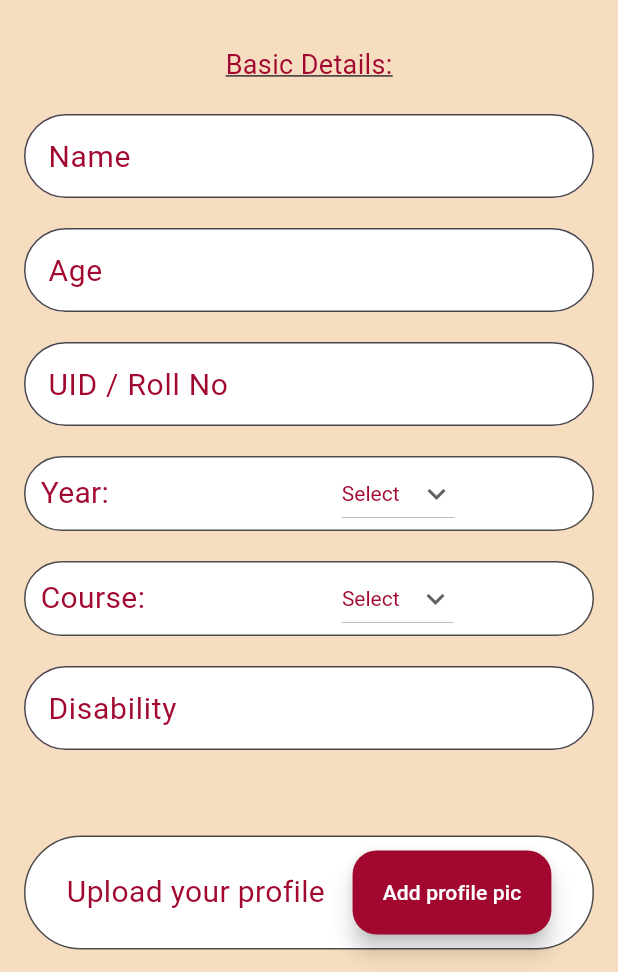
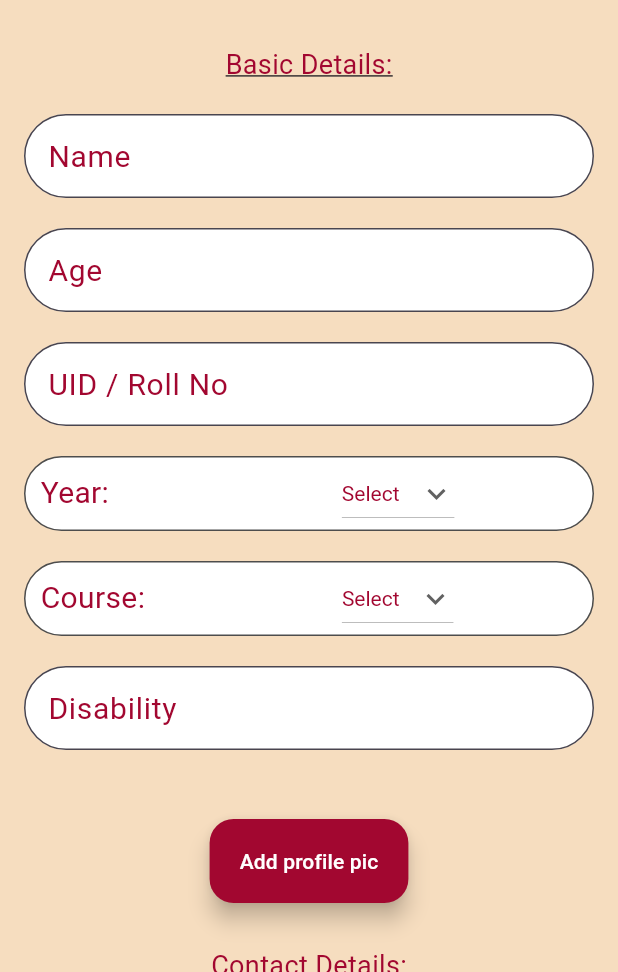
Before and after one commit to Jerry-britto/Inscribe, a Flutter app: the DetailsForm screen opened directly with empty values, on a phone screen of 412 x 824 dp, the part 264-1236 px from its top. Run offline on Flutter 3.47's test engine with Material 3 defaults, Android fonts, the light colour scheme and no system bars; our stand-ins replace cloud_firestore, date_field, firebase_auth, firebase_core, firebase_storage, image_picker; accounts and stored records are empty.

Commit message:
Refined the button for uploading images

```diff
--- a/main/lib/screens/details_pages/swd_details.dart
+++ b/main/lib/screens/details_pages/swd_details.dart
@@ -434,25 +434,13 @@ class _DetailsFormState extends State<DetailsForm> {
                             color: Color.fromRGBO(162, 7, 48, 1),
                             fontSize: 12)),
                     const SizedBox(
-                      height: 30,
+                      height: 10,
                     ),
                     Container(
                       padding: const EdgeInsets.all(9),
-                      decoration: BoxDecoration(
-                        borderRadius: BorderRadius.circular(50),
-                        border: Border.all(
-                            color: const Color.fromRGBO(77, 77, 77, 1)),
-                        color: Colors.white,
-                      ),
                       child: Row(
-                        mainAxisAlignment: MainAxisAlignment.spaceEvenly,
+                        mainAxisAlignment: MainAxisAlignment.center,
                         children: [
-                          const Text(
-                            "Upload your profile",
-                            style: TextStyle(
-                                color: Color.fromRGBO(162, 7, 48, 1),
-                                fontSize: 20),
-                          ),
                           FloatingActionButton.extended(
                             backgroundColor:
                                 const Color.fromRGBO(162, 7, 48, 1),
```
Also changed, not shown: main/lib/screens/details_pages/scribe_details.dart (+3 -13 lines).
